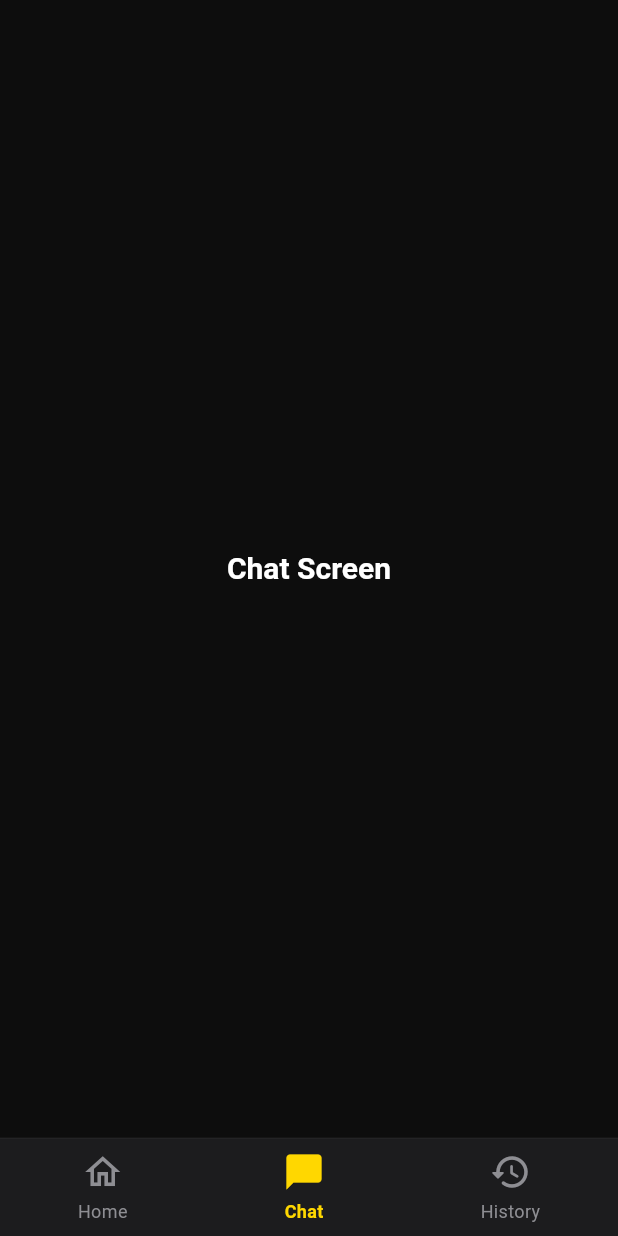
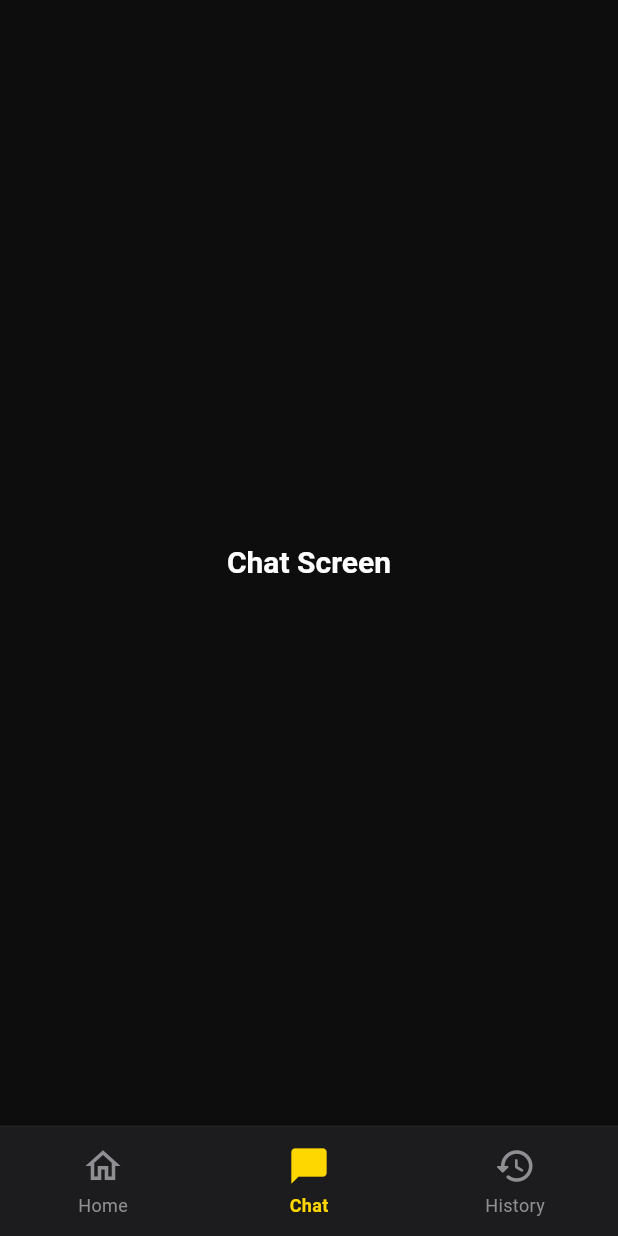
Before and after one commit to efkarahan/first_project, a Flutter app: the screen it shows after launch, item 2 of the bottom bar chosen, on a phone screen of 412 x 824 dp. Run offline on Flutter 3.47's test engine with Material 3 defaults, Android fonts, the light colour scheme and no system bars; our stand-ins replace equatable, flutter_bloc.

Commit message:
Update packages and reorganize asset structure
- Upgrade flutter_bloc from 8.1.6 to 9.1.1
- Upgrade flutter_lints from 5.0.0 to 6.0.0
- Reorganize assets into category-based folders
- Add 3 new feature categories (Product & Brand, Interior Design, Travel Places)
- Improve bottom navigation hit area with expanded touch targets
- Add image alignment to feature cards

```diff
--- a/lib/widgets/custom_bottom_nav.dart
+++ b/lib/widgets/custom_bottom_nav.dart
@@ -27,28 +27,33 @@ class CustomBottomNav extends StatelessWidget {
             child: Padding(
               padding: const EdgeInsets.symmetric(vertical: 8),
               child: Row(
-                mainAxisAlignment: MainAxisAlignment.spaceAround,
                 children: [
-                  _buildNavItem(
+                  Expanded(
+                    child: _buildNavItem(
                       context: context,
                       icon: Icons.home_outlined,
                       label: 'Home',
                       index: 0,
                       isActive: state.currentIndex == 0,
                     ),
-                  _buildNavItem(
+                  ),
+                  Expanded(
+                    child: _buildNavItem(
                       context: context,
                       icon: Icons.chat_bubble_rounded,
                       label: 'Chat',
                       index: 1,
                       isActive: state.currentIndex == 1,
                     ),
-                  _buildNavItem(
+                  ),
+                  Expanded(
+                    child: _buildNavItem(
                       context: context,
                       icon: Icons.history_rounded,
                       label: 'History',
                       index: 2,
                       isActive: state.currentIndex == 2,
+                    ),
                   ),
                 ],
               ),
@@ -72,8 +77,11 @@ class CustomBottomNav extends StatelessWidget {
         context.read<NavigationBloc>().add(NavigationTabChanged(index));
       },
       behavior: HitTestBehavior.opaque,
+      child: Container(
+        padding: const EdgeInsets.symmetric(vertical: 4),
         child: Column(
           mainAxisSize: MainAxisSize.min,
+          mainAxisAlignment: MainAxisAlignment.center,
           children: [
             Icon(
               icon,
@@ -91,6 +99,7 @@ class CustomBottomNav extends StatelessWidget {
             ),
           ],
         ),
+      ),
     );
   }
 }
--- a/lib/widgets/feature_card.dart
+++ b/lib/widgets/feature_card.dart
@@ -44,6 +44,7 @@ class FeatureCard extends StatelessWidget {
                       width: double.infinity,
                       height: double.infinity,
                       fit: BoxFit.cover,
+                      alignment: Alignment.center,
                       errorBuilder: (context, error, stackTrace) {
                         return Container(
                           color: AppColors.divider,
```
Also changed, not shown: lib/screens/home_screen.dart (+65 -2 lines), pubspec.yaml (+8 -2 lines), assets/images/photo_restore.jpeg (deleted), pubspec.lock, 1 other file. Lines whose indentation alone changed are shown as unchanged.
